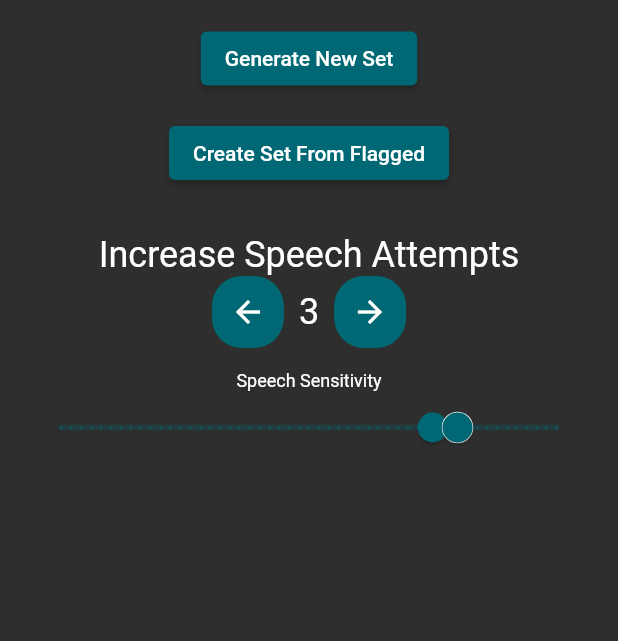
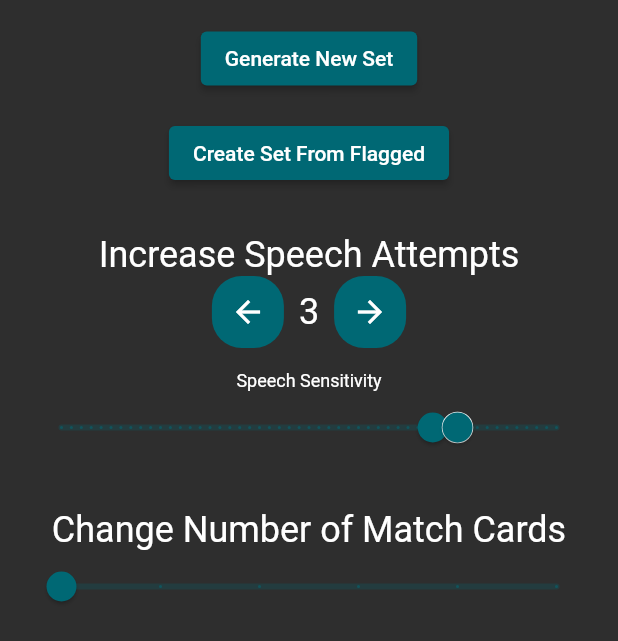
Before and after one commit to choe220/1000-spanish-words, a Flutter app: the screen it shows after launch, after a tap on "Settings", on a phone screen of 412 x 824 dp. Shown: the top 641 px of the screen. Run offline on Flutter 3.47's test engine with Material 2 defaults, Android fonts, the phone set to English and light mode, and no system bars; our stand-ins replace cloud_firestore, firebase_core, flutter_tts, speech_to_text; missing offline and left inert: string_similarity; accounts and stored records are empty.

Commit message:
added setting to change amount of match cards

```diff
--- a/lib/models/user.dart
+++ b/lib/models/user.dart
@@ -9,12 +9,14 @@ class User with ChangeNotifier {
   List<Word>? currentSet;
   int attempts;
   List<dynamic> speechSensitivity;
+  double numMatchCards;
 
   User({
     required this.words,
     this.currentSet,
     this.attempts = 3,
     this.speechSensitivity = const [75, 80],
+    this.numMatchCards = 5,
   });
 
   User.fromFirebase(Map<String, dynamic> data)
@@ -23,7 +25,8 @@ class User with ChangeNotifier {
             ? List<Word>.from(data['current_set'].map((e) => Word.fromJson(e)))
             : null,
         attempts = data['attempts'] ?? 3,
-        speechSensitivity = data['speechSensitivity'] ?? const [75, 80];
+        speechSensitivity = data['speechSensitivity'] ?? const [75, 80],
+        numMatchCards = data['num_match_cards'] ?? 5;
 
   Map<String, dynamic> toFirebase() {
     return {
@@ -31,6 +34,7 @@ class User with ChangeNotifier {
       'current_set': currentSet?.map((e) => e.toJson()).toList(),
       'attempts': attempts,
       'speechSensitivity': speechSensitivity,
+      'num_match_cards': numMatchCards,
     };
   }
 
--- a/lib/views/settings.dart
+++ b/lib/views/settings.dart
@@ -16,14 +16,16 @@ class Settings extends StatefulWidget {
 }
 
 class _SettingsState extends State<Settings> {
-  late RangeValues _currentRangeValues;
+  late RangeValues _currentSpeechSensitivityValues;
+  late double _currentNumMatchCards = 5;
 
   @override
   void initState() {
     super.initState();
-    _currentRangeValues = RangeValues(
+    _currentSpeechSensitivityValues = RangeValues(
         widget.user.speechSensitivity[0].toDouble(),
         widget.user.speechSensitivity[1].toDouble());
+    _currentNumMatchCards = widget.user.numMatchCards;
   }
 
   @override
@@ -138,22 +140,42 @@ class _SettingsState extends State<Settings> {
                   'Speech Sensitivity',
                 ),
                 RangeSlider(
-                  values: _currentRangeValues,
+                  values: _currentSpeechSensitivityValues,
                   max: 100,
                   divisions: 50,
                   labels: RangeLabels(
-                    '${_currentRangeValues.start.round()} %',
-                    '${_currentRangeValues.end.round()} %',
+                    '${_currentSpeechSensitivityValues.start.round()} %',
+                    '${_currentSpeechSensitivityValues.end.round()} %',
                   ),
                   onChanged: (values) =>
-                      setState(() => _currentRangeValues = values),
+                      setState(() => _currentSpeechSensitivityValues = values),
                   onChangeEnd: (value) async => {
                     widget.user.speechSensitivity = [
-                      _currentRangeValues.start,
-                      _currentRangeValues.end
+                      _currentSpeechSensitivityValues.start,
+                      _currentSpeechSensitivityValues.end
                     ],
                     await widget.user.saveToFirebase(),
                   },
+                ),
+                const SizedBox(
+                  height: 30,
+                ),
+                const WhiteText(
+                  'Change Number of Match Cards',
+                  fontSize: 24,
+                ),
+                Slider(
+                  value: _currentNumMatchCards,
+                  min: 5,
+                  max: 10,
+                  divisions: 5,
+                  label: _currentNumMatchCards.round().toString(),
+                  onChangeEnd: (value) async => {
+                    widget.user.numMatchCards = value,
+                    await widget.user.saveToFirebase(),
+                  },
+                  onChanged: (value) =>
+                      setState(() => _currentNumMatchCards = value),
                 ),
               ],
             ),
```
Also changed, not shown: lib/views/matching_game.dart (+22 -13 lines), lib/widgets/match_card.dart (+27 -11 lines).
